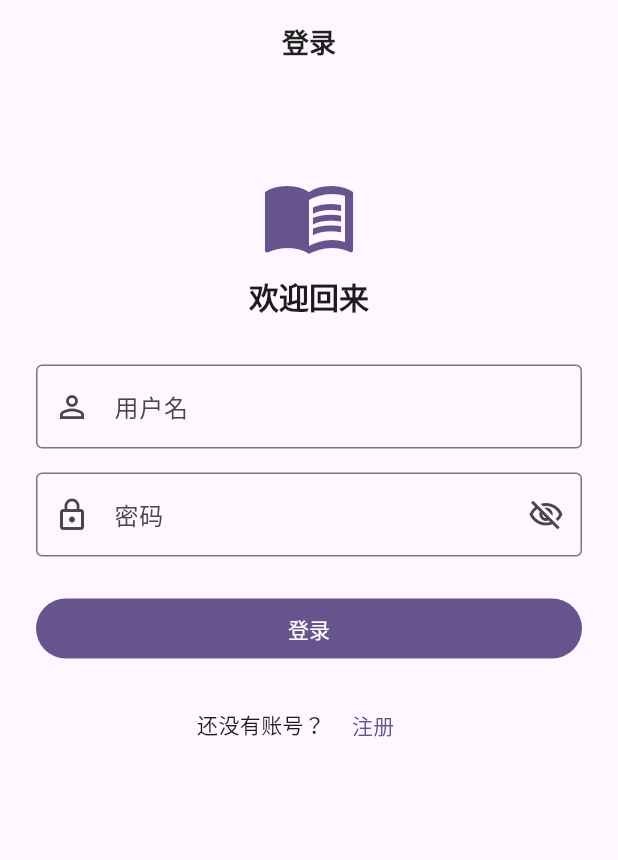
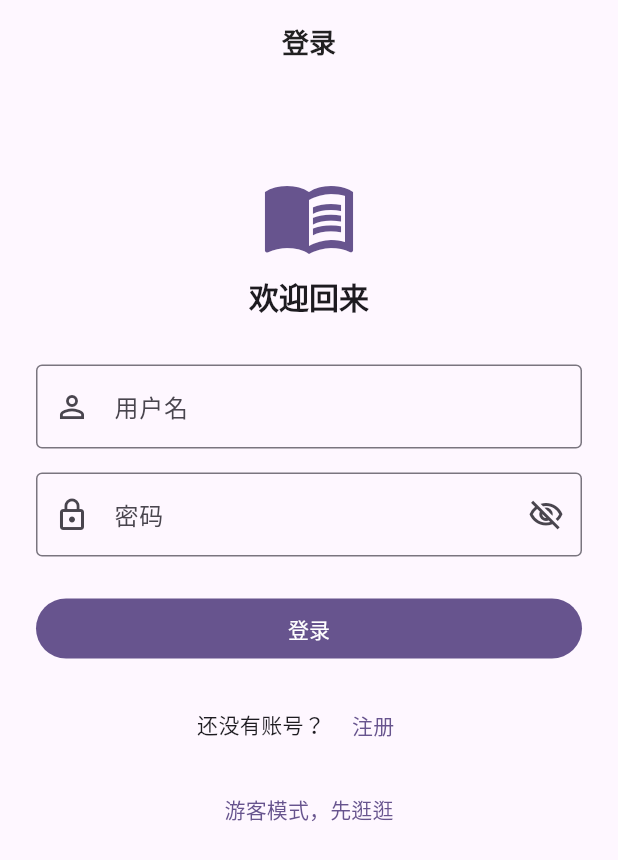
Before and after one commit to WENXXHH/Memora-, a Flutter app: the screen it shows after launch, on a phone screen of 412 x 824 dp. Shown: the top 860 px of the screen. Run offline on Flutter 3.47's test engine with Material 3 defaults, Android fonts, the phone set to English and light mode, and no system bars; our stand-ins replace dio, flutter_riverpod, flutter_tts, freezed_annotation, get_it, go_router and 3 more; accounts and stored records are empty.

Commit message:
feat: 游客模式 - 无网离线使用核心学习功能

```diff
--- a/lib/app/router.dart
+++ b/lib/app/router.dart
@@ -68,6 +68,13 @@ final routerProvider = Provider<GoRouter>((ref) {
           if (isLoginRoute || isRegisterRoute) return null;
           // 注册成功后状态回到 unauthenticated，自动跳到登录页
           return '/login';
+
+        case AuthStatus.guest:
+          // 游客：放行所有业务路由（离线使用核心功能）
+          // 同时允许进入登录/注册页，方便升级为正式账号
+          // splash 是会话恢复页，游客无需经过，直接回首页
+          if (matchedLocation == isSplashRoute) return '/home';
+          return null;
 
         case AuthStatus.authenticated:
           // 已认证：在登录/注册/splash 页则跳回首页
--- a/lib/features/auth/pages/login_page.dart
+++ b/lib/features/auth/pages/login_page.dart
@@ -131,6 +131,17 @@ class _LoginPageState extends ConsumerState<LoginPage> {
               LoginRegisterLink(
                 onPressed: isLoading ? null : () => context.go('/register'),
               ),
+              const SizedBox(height: 8),
+
+              // 游客模式入口：跳过登录，离线使用核心学习功能
+              TextButton(
+                onPressed: isLoading
+                    ? null
+                    : () => ref
+                          .read(authControllerProvider.notifier)
+                          .enterGuestMode(),
+                child: const Text('游客模式，先逛逛'),
+              ),
             ],
           ),
         ),
--- a/lib/features/auth/state/auth_state.dart
+++ b/lib/features/auth/state/auth_state.dart
@@ -74,6 +74,9 @@ enum AuthStatus {
   /// 没有有效登录。
   unauthenticated,
 
+  /// 游客模式：未登录，但可进入主界面离线使用核心功能。
+  guest,
+
   /// 正在注册或登录中（网络请求进行中）。
   authenticating,
 
```
Also changed, not shown: lib/features/auth/controller/auth_controller.dart (+9 -0 lines), lib/features/profile/pages/profile_page.dart (+26 -0 lines).
